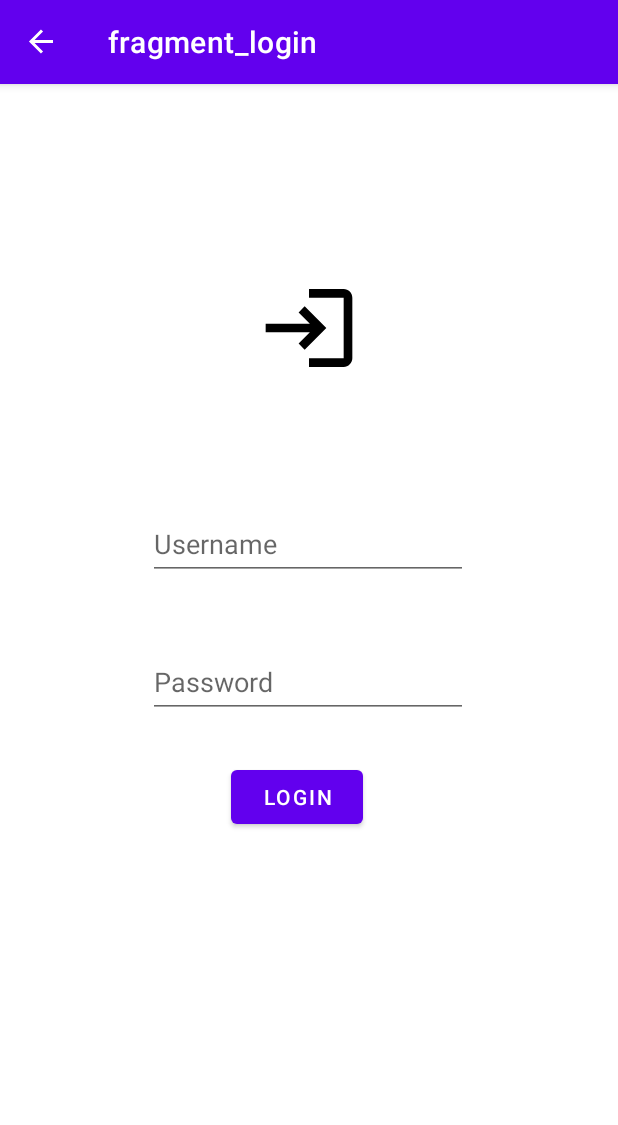
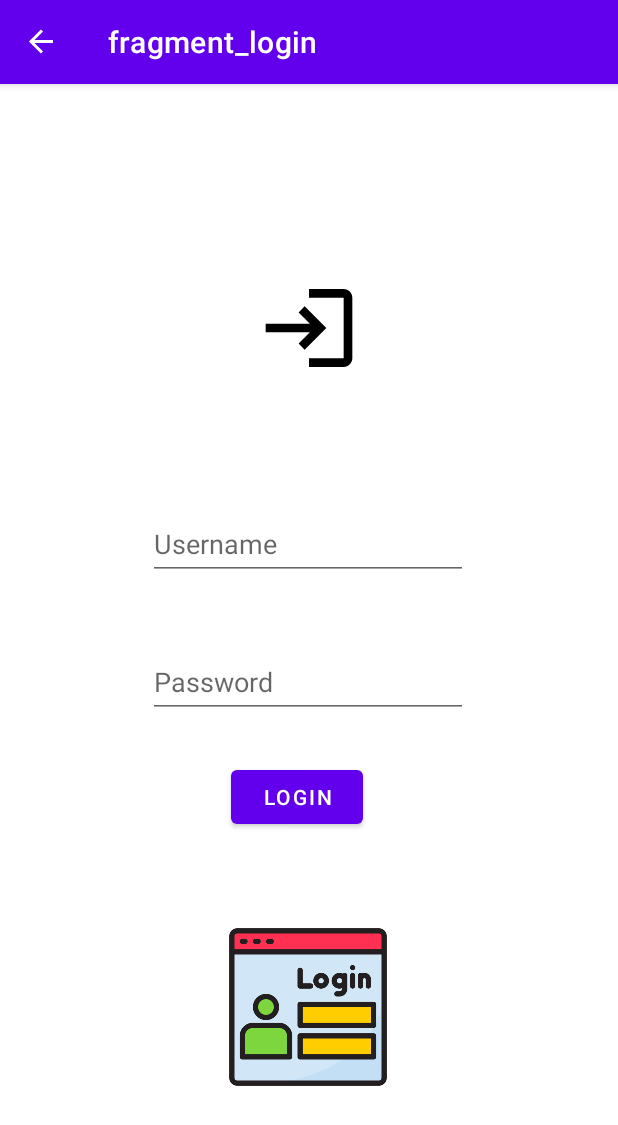
Before and after one commit to alfonsoSdT/Android, an Android app: the screen it shows after launch (MainActivity), after a tap on "LOGIN", on a phone screen of 412 x 824 dp. Shown: the top 1125 px of the screen. Run offline under Robolectric (Android 15) with nearby library versions, the phone set to English and light mode, and no system bars; our stand-ins replace navigation-ui.

Commit message:
image solution

```diff
--- a/app/src/main/res/layout/fragment_login.xml
+++ b/app/src/main/res/layout/fragment_login.xml
@@ -78,4 +78,15 @@
         app:layout_constraintEnd_toEndOf="parent"
         app:layout_constraintStart_toStartOf="parent" />
 
+    <ImageView
+        android:id="@+id/imageView"
+        android:layout_width="112dp"
+        android:layout_height="153dp"
+        android:layout_marginBottom="76dp"
+        android:src="@drawable/login"
+        app:layout_constraintBottom_toBottomOf="parent"
+        app:layout_constraintEnd_toEndOf="parent"
+        app:layout_constraintHorizontal_bias="0.498"
+        app:layout_constraintStart_toStartOf="parent" />
+
 </androidx.constraintlayout.widget.ConstraintLayout>
```
Also changed, not shown: app/src/main/res/drawable/login.png (renamed from app/src/main/res/drawable-v24/login.png).
